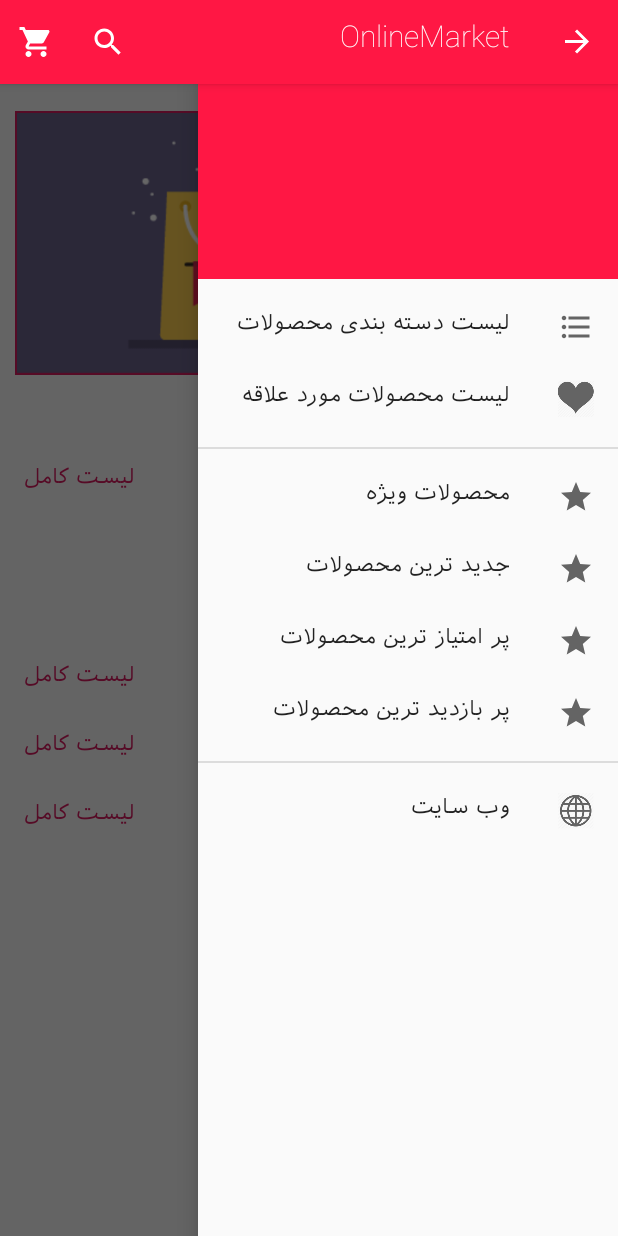
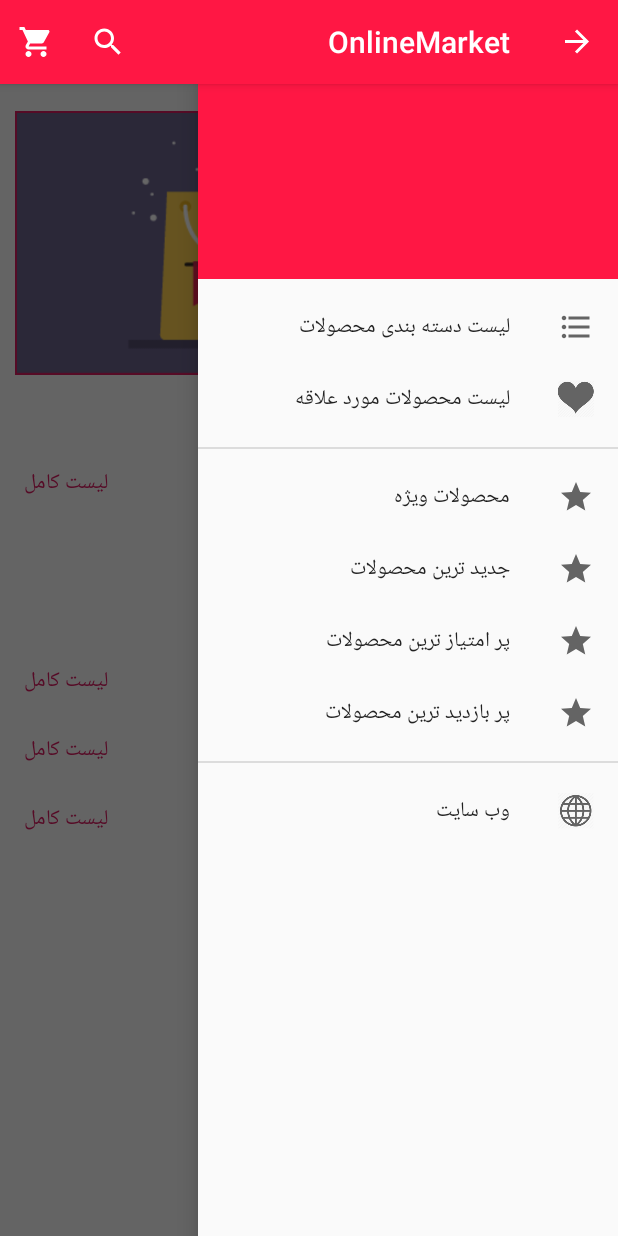
Before and after one commit to sepehrs3ep/Android-Online-Market, an Android app: the screen it shows after launch (MainMarketActivity), after a tap on "open", on a phone screen of 412 x 824 dp. Run offline under Robolectric (Android 15) with nearby library versions, the phone set to English and light mode, and no system bars; our stand-ins replace CircleImageView, EventBus, Picasso; libraries missing offline, so code that uses them is left out: org.greenrobot.greendao; network calls fail; pictures from the network do not load; 6 statements that could not run were skipped.

Commit message:
+ UI updates in component in font and price, start fragment become full screen.

```diff
--- a/app/src/main/java/project/com/maktab/onlinemarket/controller/fragment/ProductInfoFragment.java
+++ b/app/src/main/java/project/com/maktab/onlinemarket/controller/fragment/ProductInfoFragment.java
@@ -251,7 +251,7 @@ public class ProductInfoFragment extends VisibleFragment {
 
     private void showDetailsUI() {
         mTextViewName.setText(mProduct.getName());
-        mTextViewPrice.setText(mProduct.getPrice() + " $ ");
+        mTextViewPrice.setText(getString(R.string.price_format,mProduct.getPrice()));
         mExpandTextView.setText(mProduct.getDescription());
         mExpandTextView.setVisibility(View.GONE);
 
@@ -317,7 +317,7 @@ public class ProductInfoFragment extends VisibleFragment {
                 Picasso.get().load(product.getImages().get(0).getPath()).into(mProductImageView);
 
             mProductNameTextView.setText(product.getName());
-            mProductPriceTextView.setText(product.getPrice() + " $ ");
+            mProductPriceTextView.setText(getString(R.string.price_format,product.getPrice()));
         }
     }
 
--- a/app/src/main/java/project/com/maktab/onlinemarket/controller/fragment/StartFragment.java
+++ b/app/src/main/java/project/com/maktab/onlinemarket/controller/fragment/StartFragment.java
@@ -6,6 +6,7 @@ import android.content.Intent;
 import android.net.ConnectivityManager;
 import android.net.NetworkInfo;
 import android.os.AsyncTask;
+import android.os.Build;
 import android.os.Bundle;
 import android.view.LayoutInflater;
 import android.view.View;
@@ -48,6 +49,11 @@ public class StartFragment extends VisibleFragment {
         // Required empty public constructor
     }
 
+    @Override
+    public void onResume() {
+        super.onResume();
+        FullScreencall();
+    }
 
     @Override
     public View onCreateView(LayoutInflater inflater, ViewGroup container,
@@ -111,6 +117,17 @@ public class StartFragment extends VisibleFragment {
         NetworkInfo activeNetworkInfo = connectivityManager.getActiveNetworkInfo();
         return activeNetworkInfo != null && activeNetworkInfo.isConnected();
     }
+    public void FullScreencall() {
+        if(Build.VERSION.SDK_INT > 11 && Build.VERSION.SDK_INT < 19) { // lower api
+            View v = getActivity().getWindow().getDecorView();
+            v.setSystemUiVisibility(View.GONE);
+        } else if(Build.VERSION.SDK_INT >= 19) {
+            //for new api versions.
+            View decorView = getActivity().getWindow().getDecorView();
+            int uiOptions = View.SYSTEM_UI_FLAG_HIDE_NAVIGATION | View.SYSTEM_UI_FLAG_IMMERSIVE_STICKY;
+            decorView.setSystemUiVisibility(uiOptions);
+        }
+    }
 
     private class InitProductsAsynceTask extends AsyncTask<Void, String, Void> {
 
--- a/app/src/main/java/project/com/maktab/onlinemarket/controller/fragment/SubmitInfoFragment.java
+++ b/app/src/main/java/project/com/maktab/onlinemarket/controller/fragment/SubmitInfoFragment.java
@@ -25,6 +25,7 @@ import java.util.List;
 import androidx.annotation.NonNull;
 import androidx.annotation.Nullable;
 import androidx.fragment.app.Fragment;
+import androidx.recyclerview.widget.GridLayoutManager;
 import androidx.recyclerview.widget.LinearLayoutManager;
 import androidx.recyclerview.widget.RecyclerView;
 import butterknife.BindView;
@@ -86,7 +87,8 @@ public class SubmitInfoFragment extends VisibleFragment {
         // Inflate the layout for this fragment
         View view = inflater.inflate(R.layout.fragment_submit_info, container, false);
         ButterKnife.bind(this, view);
-        mCustomerInfoRecycler.setLayoutManager(getHorizontalLayoutManager());
+//        mCustomerInfoRecycler.setLayoutManager(getHorizontalLayoutManager());
+        mCustomerInfoRecycler.setLayoutManager(new GridLayoutManager(getActivity(),2));
         updateUI();
 
         mAddCustomerFloatBtn.setOnClickListener(new View.OnClickListener() {
@@ -238,7 +240,7 @@ public class SubmitInfoFragment extends VisibleFragment {
 
         public void bind(Customer customer) {
             mCustomer = customer;
-            mCustomerNameTv.setText(customer.getName().concat(customer.getLastName()));
+            mCustomerNameTv.setText(customer.getName()+ "  " + customer.getLastName());
             mProvinceTextView.setText(getString(R.string.province, customer.getBilling().getCountry()));
             mCityTextView.setText(getString(R.string.city, customer.getBilling().getCity()));
             mAddressTextView.setText(customer.getBilling().getFirstAddress());
--- a/app/src/main/res/layout/product_list_item.xml
+++ b/app/src/main/res/layout/product_list_item.xml
@@ -1,6 +1,6 @@
 <?xml version="1.0" encoding="utf-8"?>
 <androidx.cardview.widget.CardView xmlns:android="http://schemas.android.com/apk/res/android"
-    android:layout_width="match_parent"
+    android:layout_width="220dp"
     android:layout_height="match_parent"
     android:layout_margin="8dp">
 
--- a/app/src/main/res/values/styles.xml
+++ b/app/src/main/res/values/styles.xml
@@ -7,7 +7,7 @@
 
         <item name="colorPrimaryDark">@color/colorPrimaryDark</item>
         <item name="colorAccent">@color/colorAccent</item>
-        <item name="android:fontFamily">@font/font_style_market</item>
+        <!--<item name="android:fontFamily">@font/font_style_market</item>-->
     </style>
 
 
```
Also changed, not shown: app/src/main/AndroidManifest.xml (+2 -5 lines), app/src/main/res/layout/customer_info_list_item.xml (+12 -5 lines), app/src/main/res/layout/fragment_submit_info.xml (+25 -17 lines), app/src/main/res/drawable/mapmap.png (added), 1 other file.
